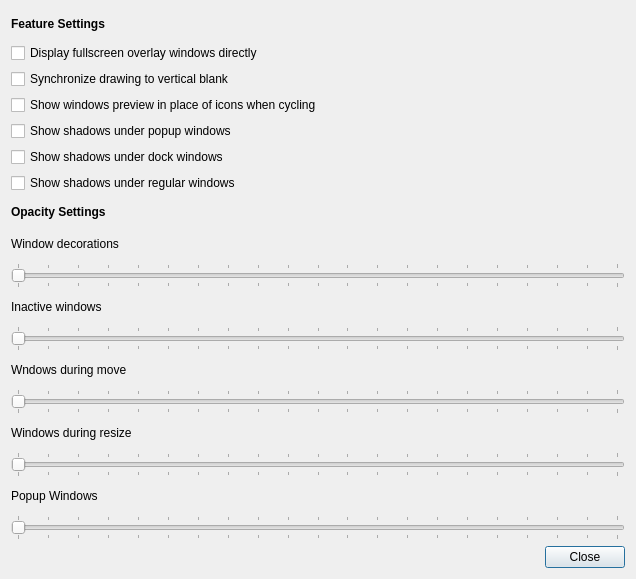
Old version of the form tweak/xfwm_compositor_settings.ui in the repository MX-Linux/mx-tweak.
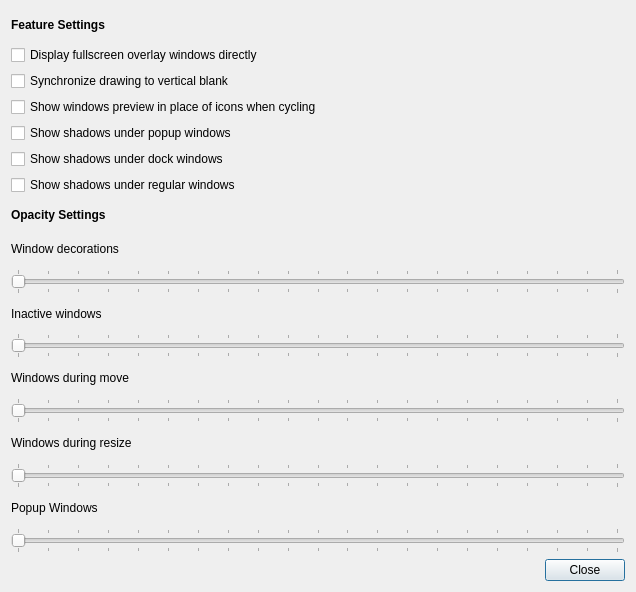
New version of the form. Icons and pictures are not drawn.

What changed in the file:
```diff
--- a/tweak/xfwm_compositor_settings.ui
+++ b/tweak/xfwm_compositor_settings.ui
@@ -7,7 +7,7 @@
     <x>0</x>
     <y>0</y>
     <width>636</width>
-    <height>579</height>
+    <height>592</height>
    </rect>
   </property>
   <property name="windowTitle">
@@ -46,7 +46,7 @@
      <item row="12" column="0">
       <widget class="QLabel" name="label_4">
        <property name="text">
-        <string>Wndows during move</string>
+        <string>Windows during move</string>
        </property>
       </widget>
      </item>
```
Left out of the diff: 3 changed lines with no effect on the pictures.
